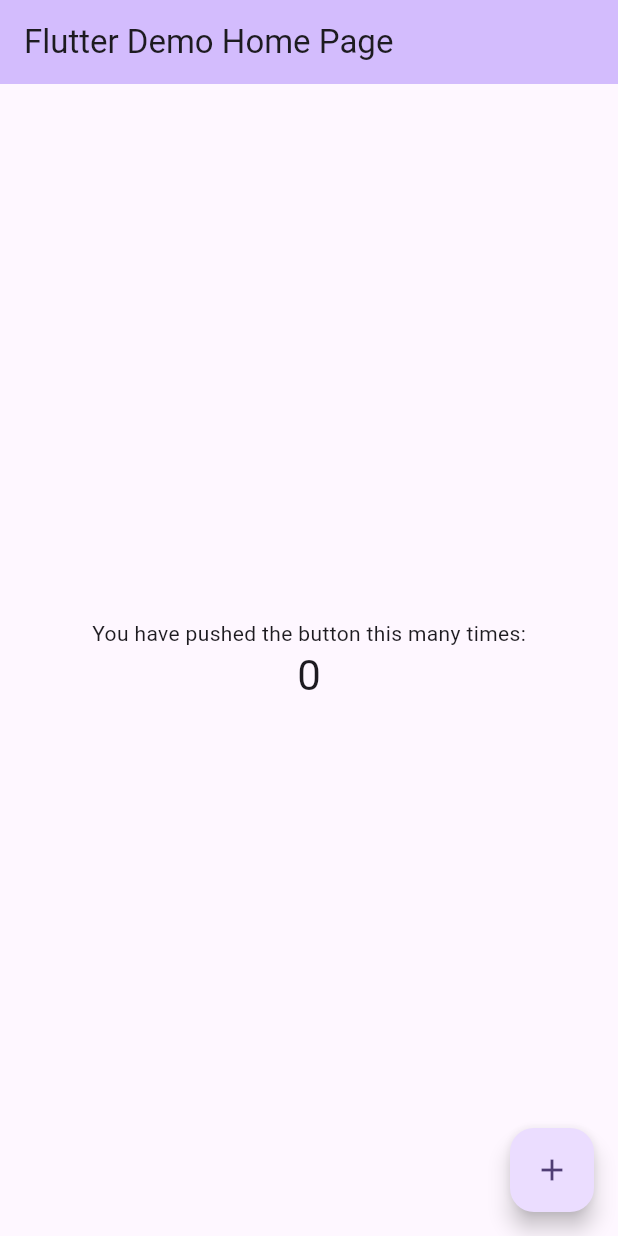
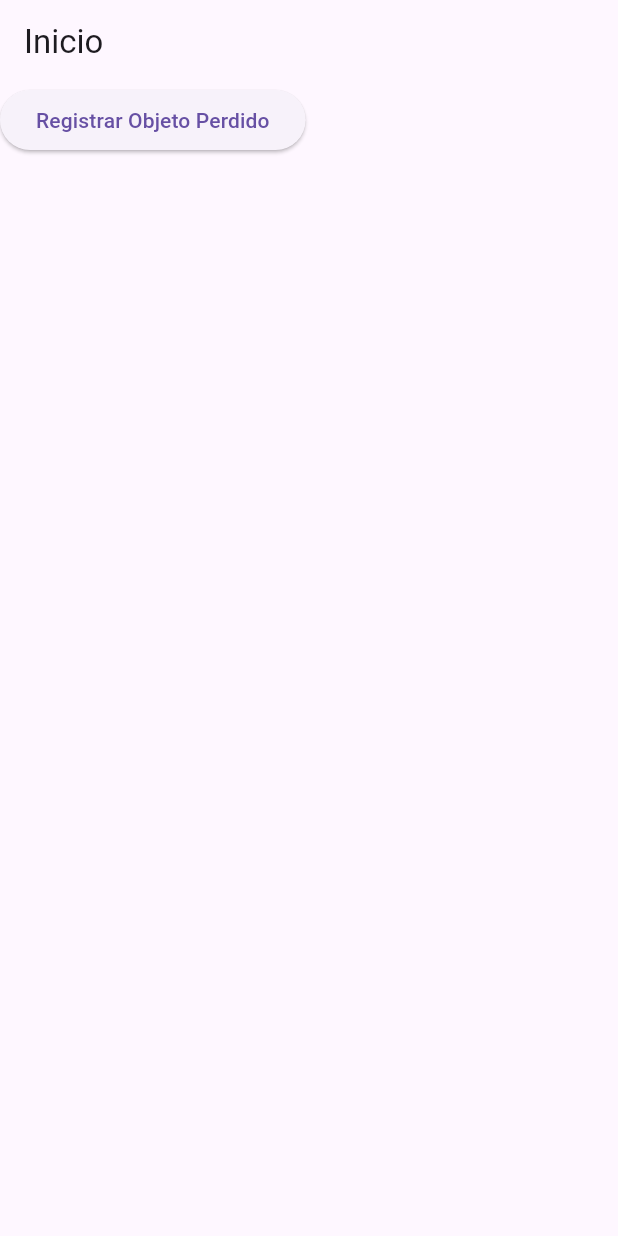
Before and after one commit to Eddomora/Proyecto_Ing_Software, a Flutter app: the screen it shows after launch, on a phone screen of 412 x 824 dp. Run offline on Flutter 3.47's test engine with Material 3 defaults, Android fonts, the phone set to English and light mode, and no system bars.

Commit message:
Agregar botón que redirecciona a página de formulario

```diff
--- /dev/null
+++ b/Proyecto Dart/sistema_objetos_perdidos/lib/botones.dart
@@ -0,0 +1,20 @@
+import 'package:flutter/material.dart';
+import 'package:sistema_objetos_perdidos/formulario.dart';
+
+class MainButtons extends StatelessWidget {
+  const MainButtons({super.key});
+
+  @override
+  Widget build(BuildContext context) {
+    return Column(
+      children: [
+        ElevatedButton(
+         onPressed: () {
+          Navigator.push(context,
+          MaterialPageRoute(builder: (context) => const RegistroPage()));
+         },
+         child: Text('Registrar Objeto Perdido'))
+      ],
+    );
+  }
+}
--- /dev/null
+++ b/Proyecto Dart/sistema_objetos_perdidos/lib/formulario.dart
@@ -0,0 +1,17 @@
+import 'package:flutter/material.dart';
+
+class RegistroPage extends StatelessWidget {
+  const RegistroPage({super.key});
+
+  @override
+  Widget build(BuildContext context) {
+    return Scaffold(
+      appBar: AppBar(
+        title: Text('Registrar Objeto'),
+      ),
+      body: Center(
+        child: Text('Formulario de Registro'),
+      ),
+    );
+  }
+}
--- a/Proyecto Dart/sistema_objetos_perdidos/lib/main.dart
+++ b/Proyecto Dart/sistema_objetos_perdidos/lib/main.dart
@@ -1,122 +1,21 @@
 import 'package:flutter/material.dart';
+import 'package:sistema_objetos_perdidos/botones.dart';
 
 void main() {
-  runApp(const MyApp());
+  runApp(const MainApp());
 }
 
-class MyApp extends StatelessWidget {
-  const MyApp({super.key});
+class MainApp extends StatelessWidget {
+  const MainApp({super.key});
 
-  // This widget is the root of your application.
   @override
   Widget build(BuildContext context) {
     return MaterialApp(
-      title: 'Flutter Demo',
-      theme: ThemeData(
-        // This is the theme of your application.
-        //
-        // TRY THIS: Try running your application with "flutter run". You'll see
-        // the application has a purple toolbar. Then, without quitting the app,
-        // try changing the seedColor in the colorScheme below to Colors.green
-        // and then invoke "hot reload" (save your changes or press the "hot
-        // reload" button in a Flutter-supported IDE, or press "r" if you used
-        // the command line to start the app).
-        //
-        // Notice that the counter didn't reset back to zero; the application
-        // state is not lost during the reload. To reset the state, use hot
-        // restart instead.
-        //
-        // This works for code too, not just values: Most code changes can be
-        // tested with just a hot reload.
-        colorScheme: ColorScheme.fromSeed(seedColor: Colors.deepPurple),
+      title: 'Prototype',
+      home: Scaffold(
+        appBar: AppBar(title: Text('Inicio')),
+        body: MainButtons(),
       ),
-      home: const MyHomePage(title: 'Flutter Demo Home Page'),
     );
   }
 }
-
-class MyHomePage extends StatefulWidget {
-  const MyHomePage({super.key, required this.title});
-
-  // This widget is the home page of your application. It is stateful, meaning
-  // that it has a State object (defined below) that contains fields that affect
-  // how it looks.
-
-  // This class is the configuration for the state. It holds the values (in this
-  // case the title) provided by the parent (in this case the App widget) and
-  // used by the build method of the State. Fields in a Widget subclass are
-  // always marked "final".
-
-  final String title;
-
-  @override
-  State<MyHomePage> createState() => _MyHomePageState();
-}
-
-class _MyHomePageState extends State<MyHomePage> {
-  int _counter = 0;
-
-  void _incrementCounter() {
-    setState(() {
-      // This call to setState tells the Flutter framework that something has
-      // changed in this State, which causes it to rerun the build method below
-      // so that the display can reflect the updated values. If we changed
-      // _counter without calling setState(), then the build method would not be
-      // called again, and so nothing would appear to happen.
-      _counter++;
-    });
-  }
-
-  @override
-  Widget build(BuildContext context) {
-    // This method is rerun every time setState is called, for instance as done
-    // by the _incrementCounter method above.
-    //
-    // The Flutter framework has been optimized to make rerunning build methods
-    // fast, so that you can just rebuild anything that needs updating rather
-    // than having to individually change instances of widgets.
-    return Scaffold(
-      appBar: AppBar(
-        // TRY THIS: Try changing the color here to a specific color (to
-        // Colors.amber, perhaps?) and trigger a hot reload to see the AppBar
-        // change color while the other colors stay the same.
-        backgroundColor: Theme.of(context).colorScheme.inversePrimary,
-        // Here we take the value from the MyHomePage object that was created by
-        // the App.build method, and use it to set our appbar title.
-        title: Text(widget.title),
-      ),
-      body: Center(
-        // Center is a layout widget. It takes a single child and positions it
-        // in the middle of the parent.
-        child: Column(
-          // Column is also a layout widget. It takes a list of children and
-          // arranges them vertically. By default, it sizes itself to fit its
-          // children horizontally, and tries to be as tall as its parent.
-          //
-          // Column has various properties to control how it sizes itself and
-          // how it positions its children. Here we use mainAxisAlignment to
-          // center the children vertically; the main axis here is the vertical
-          // axis because Columns are vertical (the cross axis would be
-          // horizontal).
-          //
-          // TRY THIS: Invoke "debug painting" (choose the "Toggle Debug Paint"
-          // action in the IDE, or press "p" in the console), to see the
-          // wireframe for each widget.
-          mainAxisAlignment: MainAxisAlignment.center,
-          children: <Widget>[
-            const Text('You have pushed the button this many times:'),
-            Text(
-              '$_counter',
-              style: Theme.of(context).textTheme.headlineMedium,
-            ),
-          ],
-        ),
-      ),
-      floatingActionButton: FloatingActionButton(
-        onPressed: _incrementCounter,
-        tooltip: 'Increment',
-        child: const Icon(Icons.add),
-      ), // This trailing comma makes auto-formatting nicer for build methods.
-    );
-  }
-}
```
